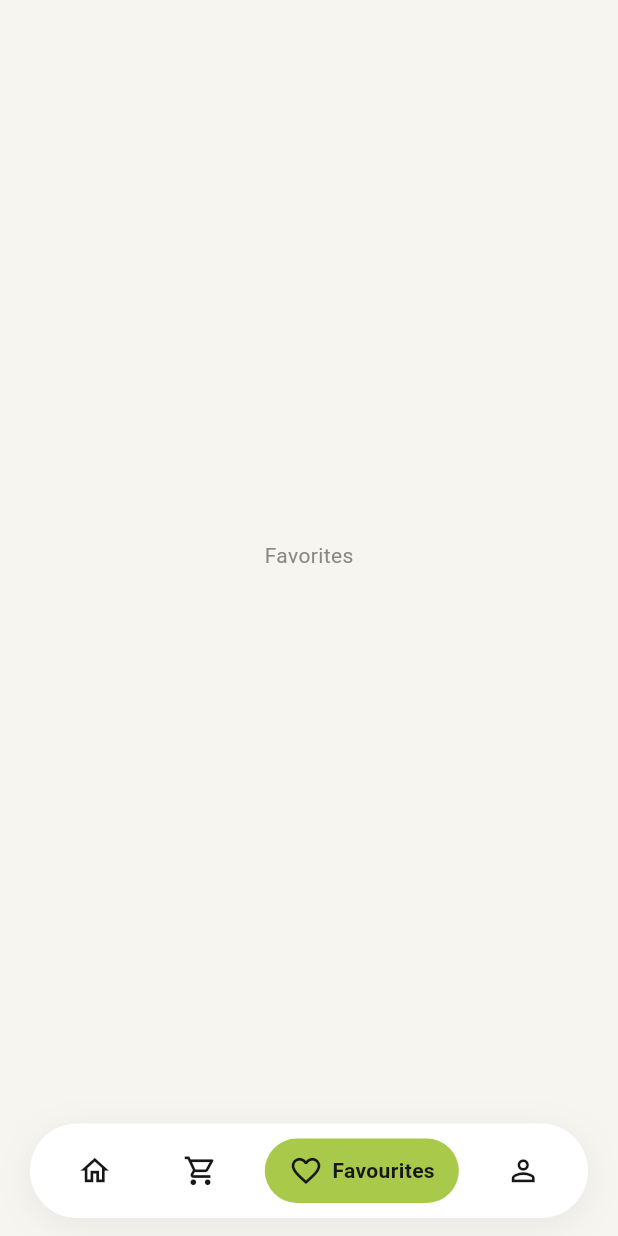
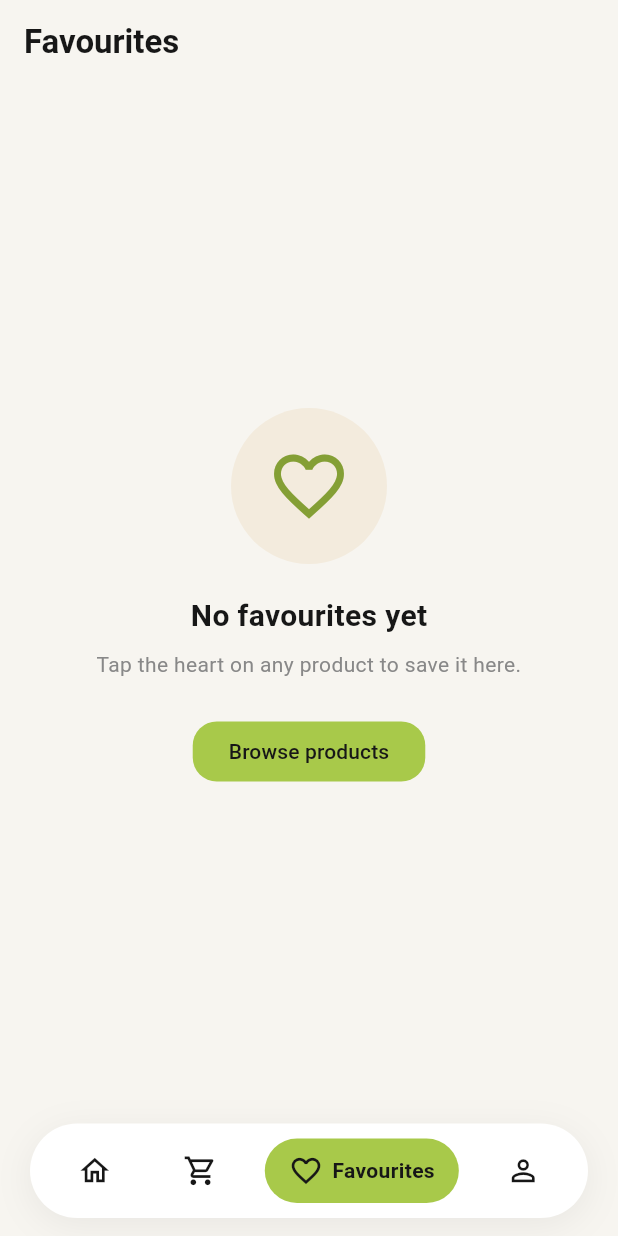
Before and after one commit to nahashal/shopmate, a Flutter app: the screen it shows once a user with an empty profile is signed in, item 2 of the bottom bar chosen, after a tap on the "favorite outline" icon, on a phone screen of 412 x 824 dp. Run offline on Flutter 3.47's test engine with Material 3 defaults, Android fonts, the phone set to English and light mode, and no system bars; our stand-ins replace cloud_firestore, dio, equatable, firebase_auth, firebase_core, flutter_bloc and 1 more; accounts and stored records are empty; generated files the repository leaves out were written again; network calls fail.

Commit message:
Add favourites: heart toggles, Favourites tab, real-time Firestore sync

```diff
--- a/lib/core/navigation/main_navigation.dart
+++ b/lib/core/navigation/main_navigation.dart
@@ -1,6 +1,9 @@
 import 'package:flutter/material.dart';
 import 'package:flutter_bloc/flutter_bloc.dart';
 
+import '../../features/favorites/presentation/bloc/favorites_bloc.dart';
+import '../../features/favorites/presentation/bloc/favorites_state.dart';
+import '../../features/favorites/presentation/pages/favorites_page.dart';
 import '../../features/profile/presentation/pages/profile_page.dart';
 import '../../features/cart/presentation/bloc/cart_bloc.dart';
 import '../../features/cart/presentation/bloc/cart_state.dart';
@@ -27,7 +30,7 @@ class _MainNavigationState extends State<MainNavigation> {
       child: const HomePage(),
     ),
     CartPage(onStartShopping: () => _onItemSelected(0)),
-    const Center(child: Text('Favorites')),
+    FavoritesPage(onStartShopping: () => _onItemSelected(0)),
     const ProfilePage(),
   ];
 
@@ -39,7 +42,16 @@ class _MainNavigationState extends State<MainNavigation> {
 
   @override
   Widget build(BuildContext context) {
-    return Scaffold(
+    return BlocListener<FavoritesBloc, FavoritesState>(
+      listenWhen: (previous, current) =>
+          current.errorMessage != null &&
+          previous.errorMessage != current.errorMessage,
+      listener: (context, state) {
+        ScaffoldMessenger.of(context)
+          ..hideCurrentSnackBar()
+          ..showSnackBar(SnackBar(content: Text(state.errorMessage!)));
+      },
+      child: Scaffold(
         body: IndexedStack(index: _selectedIndex, children: _screens),
         bottomNavigationBar: BlocSelector<CartBloc, CartState, int>(
           selector: (state) => state.itemCount,
@@ -51,6 +63,7 @@ class _MainNavigationState extends State<MainNavigation> {
             );
           },
         ),
+      ),
     );
   }
 }
--- /dev/null
+++ b/lib/features/favorites/presentation/pages/favorites_page.dart
@@ -0,0 +1,134 @@
+import 'package:flutter/material.dart';
+import 'package:flutter_bloc/flutter_bloc.dart';
+
+import '../../../../core/theme/app_colors.dart';
+import '../../../products/presentation/pages/product_details_page.dart';
+import '../../../products/presentation/widgets/product_card.dart';
+import '../bloc/favorites_bloc.dart';
+import '../bloc/favorites_state.dart';
+
+class FavoritesPage extends StatelessWidget {
+  final VoidCallback? onStartShopping;
+
+  const FavoritesPage({super.key, this.onStartShopping});
+
+  @override
+  Widget build(BuildContext context) {
+    return BlocBuilder<FavoritesBloc, FavoritesState>(
+      builder: (context, state) {
+        return Scaffold(
+          appBar: AppBar(
+            title: Text(
+              state.count == 0 ? 'Favourites' : 'Favourites (${state.count})',
+              style: const TextStyle(fontWeight: FontWeight.bold),
+            ),
+          ),
+          body: _buildBody(context, state),
+        );
+      },
+    );
+  }
+
+  Widget _buildBody(BuildContext context, FavoritesState state) {
+    if (state.isLoading) {
+      return const Center(
+        child: CircularProgressIndicator(color: AppColors.primary),
+      );
+    }
+
+    if (state.errorMessage != null && state.favorites.isEmpty) {
+      return Center(
+        child: Padding(
+          padding: const EdgeInsets.all(32),
+          child: Text(
+            state.errorMessage!,
+            textAlign: TextAlign.center,
+            style: const TextStyle(color: AppColors.textSecondary),
+          ),
+        ),
+      );
+    }
+
+    if (state.favorites.isEmpty) {
+      return _EmptyFavorites(onStartShopping: onStartShopping);
+    }
+
+    return GridView.builder(
+      padding: const EdgeInsets.fromLTRB(16, 8, 16, 24),
+      itemCount: state.favorites.length,
+      gridDelegate: const SliverGridDelegateWithFixedCrossAxisCount(
+        crossAxisCount: 2,
+        crossAxisSpacing: 12,
+        mainAxisSpacing: 16,
+        childAspectRatio: 0.68,
+      ),
+      itemBuilder: (context, index) {
+        final product = state.favorites[index];
+
+        return GestureDetector(
+          onTap: () {
+            Navigator.of(context).push(
+              MaterialPageRoute(
+                builder: (_) => ProductDetailsPage(product: product),
+              ),
+            );
+          },
+          child: ProductCard(product: product),
+        );
+      },
+    );
+  }
+}
+
+class _EmptyFavorites extends StatelessWidget {
+  final VoidCallback? onStartShopping;
+
+  const _EmptyFavorites({this.onStartShopping});
+
+  @override
+  Widget build(BuildContext context) {
+    return Center(
+      child: Padding(
+        padding: const EdgeInsets.all(32),
+        child: Column(
+          mainAxisSize: MainAxisSize.min,
+          children: [
+            Container(
+              padding: const EdgeInsets.all(24),
+              decoration: const BoxDecoration(
+                color: AppColors.cream,
+                shape: BoxShape.circle,
+              ),
+              child: const Icon(
+                Icons.favorite_border,
+                size: 56,
+                color: AppColors.primaryDark,
+              ),
+            ),
+            const SizedBox(height: 20),
+            const Text(
+              'No favourites yet',
+              style: TextStyle(
+                fontSize: 20,
+                fontWeight: FontWeight.bold,
+                color: AppColors.textPrimary,
+              ),
+            ),
+            const SizedBox(height: 8),
+            const Text(
+              'Tap the heart on any product to save it here.',
+              textAlign: TextAlign.center,
+              style: TextStyle(color: AppColors.textSecondary),
+            ),
+            const SizedBox(height: 24),
+            if (onStartShopping != null)
+              ElevatedButton(
+                onPressed: onStartShopping,
+                child: const Text('Browse products'),
+              ),
+          ],
+        ),
+      ),
+    );
+  }
+}
```
Also changed, not shown: lib/features/products/presentation/pages/product_details_page.dart (+16 -1 lines), lib/features/products/presentation/widgets/product_card.dart (+20 -7 lines). Lines whose indentation alone changed are shown as unchanged.
